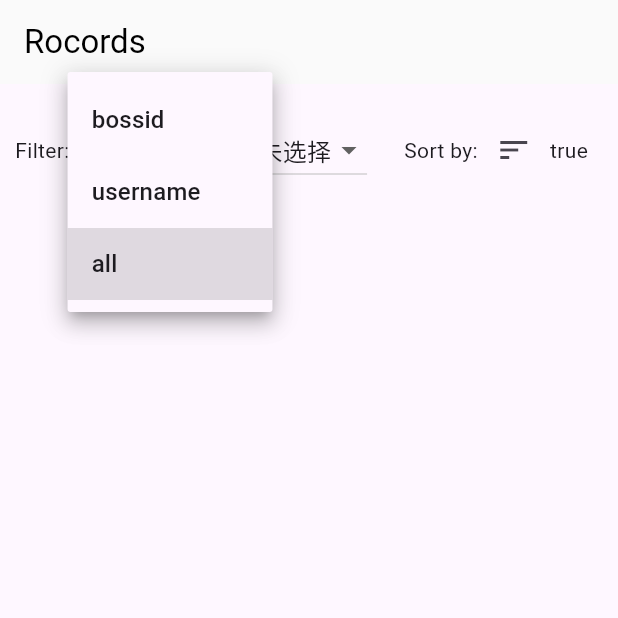
After one commit to NaitoSama/pcrcli, a Flutter app: the RecordsPage screen opened by its route, after a tap on "all", on a phone screen of 412 x 824 dp, the top half of it. The commit adds this screen. Run offline on Flutter 3.47's test engine with Material 3 defaults, Android fonts, the phone set to English and light mode, and no system bars; our stand-ins replace bot_toast, flutter_image_compress, flutter_svg, get, hive, image_cropper and 4 more; missing offline and left inert: dart:ffi; accounts and stored records are empty.

Commit message:
增加record查询

```diff
--- a/lib/main.dart
+++ b/lib/main.dart
@@ -9,6 +9,7 @@ import 'package:get/get.dart';
 import 'package:hive/hive.dart';
 import 'package:path_provider/path_provider.dart';
 import 'package:pcrcli/global.dart';
+import 'package:pcrcli/records.dart';
 import 'package:pcrcli/register.dart';
 import 'package:pcrcli/settings.dart';
 import 'package:shared_preferences/shared_preferences.dart';
@@ -169,6 +170,13 @@ class User {
 class Record {
   String pic = '';
   String text = '';
+  int id = 0;
+  String createTime = '';
+  String attackFrom = '';
+  int attackTo = 0;
+  int damage = 0;
+  int canUndo = 0;
+  bool visible = true;
 }
 
 class BossInfo {
@@ -277,6 +285,7 @@ class MyApp extends StatelessWidget {
           // '/home': (context) => bossPage(),
           '/home': (context) => Home(),
           '/my_page': (context) => MyPage(),
+          '/records': (context) => RecordsPage(),
         },
         initialRoute: homePage,
         // home: home,
--- /dev/null
+++ b/lib/records.dart
@@ -0,0 +1,233 @@
+import 'package:flutter/material.dart';
+import 'package:flutter_svg/svg.dart';
+import 'package:get/get.dart';
+import 'package:pcrcli/main.dart';
+import 'package:pcrcli/settings.dart';
+
+class RecordsPage extends StatelessWidget {
+  RecordsPage({super.key});
+  var homeData = Get.find<HomeData>();
+  late recordsController recordsC;
+  var bossList = ['1','2','3','4','5','未选择'];
+  var userList = <String>['未选择'];
+  late int visibleCount;
+
+  List<String> _bossOrUserList() {
+    if (recordsC.method.value=='bossid'){return bossList;}
+    else if (recordsC.method.value=='username'){return userList;}
+    else{return <String>['未选择'];}
+  }
+
+  // @override
+  // void initState(){
+  //   Get.put(recordsController());
+  //   recordsC = Get.find<recordsController>();
+  //   for (String element in homeData.users.keys) {userList.add(element);}
+  //   for (Record i in homeData.records) {recordsC.records.add(i);}
+  // }
+
+  @override
+  Widget build(BuildContext context) {
+    Get.put(recordsController());
+    recordsC = Get.find<recordsController>();
+    for (String element in homeData.users.keys) {userList.add(element);}
+    for (Record i in homeData.records) {recordsC.records.add(i);}
+    return Scaffold(
+      appBar: AppBar(
+        backgroundColor: Color(0xFFFAFAFA),
+        automaticallyImplyLeading: false,
+        title: Text(
+          'Rocords',
+          style: TextStyle(color: Colors.black),
+        ),
+        actions: [],
+        centerTitle: false,
+        elevation: 0,
+      ),
+      body: Obx(() =>Column(
+        children: [
+          // 筛选部分
+          Container(
+            padding: EdgeInsets.all(10.0),
+            child: Row(
+              mainAxisAlignment: MainAxisAlignment.spaceBetween,
+              children: [
+                Text('Filter:'),
+                DropdownButton<String>(
+                  value: recordsC.method.value==''?'all':recordsC.method.value,
+                  onChanged: (String? newValue) {
+                    recordsC.method.value = newValue!;
+                    recordsC.selected.value = '未选择';
+                  },
+                  items: <String>['bossid', 'username','all']
+                      .map((String value) {
+                    return DropdownMenuItem<String>(
+                      value: value,
+                      child: Text(value),
+                    );
+                  }).toList(),
+                ),
+                // 选择关键词内容的下拉菜单
+                DropdownButton<String>(
+                  value: recordsC.selected.value,
+                  onChanged: (String? newValue) {
+                    recordsC.selected.value = newValue!;
+                  },
+                  items: _bossOrUserList()
+                      .map((String value) {
+                    return DropdownMenuItem<String>(
+                      value: value,
+                      child: Text(value),
+                    );
+                  }).toList(),
+                ),
+                Container(
+                  padding: EdgeInsets.all(10.0),
+                  child: Row(
+                    mainAxisAlignment: MainAxisAlignment.end,
+                    children: [
+                      Text('Sort by:'),
+                      IconButton(
+                        icon: Icon(Icons.sort),
+                        onPressed: () {
+                          recordsC.asc.value = !recordsC.asc.value;
+                        },
+                      ),
+                      Text('${recordsC.asc.value}')
+                    ],
+                  ),
+                ),
+              ],
+            ),
+          ),
+          // 记录列表
+          Obx(() =>Expanded(
+            child: ListView.builder(
+              itemCount: recordsC.records.length,
+              itemBuilder: (context, index) {
+                int i = 0;
+                if(recordsC.asc.value){
+                  i = index;
+                }else{
+                  i = recordsC.records.length - 1 - index;
+                }
+                if (recordsC.selected.value != '未选择'){
+                  switch(recordsC.method.value){
+                    case 'bossid': if(recordsC.selected.value != '${recordsC.records[i].attackTo}'){return const SizedBox.shrink();}
+                    case 'username': if(recordsC.selected.value != recordsC.records[i].attackFrom){return const SizedBox.shrink();}
+                  }
+                }else if(recordsC.records[index].canUndo == 0){return const SizedBox.shrink();}
+
+                return recordsCard(username: recordsC.records[i].attackFrom, bossID: recordsC.records[i].attackTo);
+              },
+            ),
+          )),
+        ],
+      )),
+    );
+  }
+}
+
+class recordsCard extends StatelessWidget {
+  String username;
+  int bossID;
+  var homeData = Get.find<HomeData>();
+  var getx = Get.find<GetxSettings>();
+  recordsCard({super.key,required this.username,required this.bossID});
+
+  @override
+  Widget build(BuildContext context) {
+    return Padding(
+        padding: const EdgeInsetsDirectional.fromSTEB(20, 0, 20, 10),
+        child: SizedBox(
+          height: MediaQuery.of(context).size.height*0.1,
+          width: MediaQuery.of(context).size.width, // 宽度为页面宽度的 80%
+          child: ElevatedButton(
+            onPressed: () {
+
+            },
+            style: ElevatedButton.styleFrom(
+              primary: Colors.white,
+              onPrimary: Colors.black,
+              elevation: 5,
+              shape: RoundedRectangleBorder(
+                borderRadius: BorderRadius.circular(15),
+              ),
+            ),
+            child: Row(
+              mainAxisAlignment: MainAxisAlignment.spaceBetween,
+              children: [
+                Padding(
+                  padding: EdgeInsets.only(left: 2,bottom: 0),
+                  child: SizedBox(
+                    width: MediaQuery.of(context).size.height*0.07,
+                    height: MediaQuery.of(context).size.height*0.07,
+                    child: Column(
+                      mainAxisAlignment: MainAxisAlignment.center,
+                      children: [
+                        ClipRRect(
+                          borderRadius: BorderRadius.circular(10),
+                          child: homeData.users[username]?.picEtag.value==''?Image.asset(
+                            'images/64135784.png',
+                            fit: BoxFit.cover,
+                          ):Image.memory(
+                              getx.appSettings.value.eTagToPic[homeData.users[username]?.picEtag.value]!,
+                              fit: BoxFit.cover,
+                          ),
+                        ),
+                      ],
+                    ),
+                  ),
+                ),
+                Padding(
+                  padding: const EdgeInsets.only(top: 4,bottom: 4),
+                  child: Column(
+                    mainAxisAlignment: MainAxisAlignment.spaceEvenly,
+                    children: [
+                      Text('时间',
+                        style: TextStyle(fontSize: 12,fontWeight: FontWeight.w600),
+                      ),
+                      SvgPicture.asset(
+                        'images/swords.svg',
+                        width: 25,
+                        height: MediaQuery.of(context).size.height*0.04,
+                      ),
+                      Text('伤害',
+                        style: TextStyle(fontSize: 12,fontWeight: FontWeight.w600),
+                      ),
+                    ],
+                  ),
+                ),
+                Padding(
+                  padding: EdgeInsets.only(right: 2,bottom: 0),
+                  child: SizedBox(
+                    width: MediaQuery.of(context).size.height*0.07,
+                    height: MediaQuery.of(context).size.height*0.07,
+                    child: Column(
+                      children: [
+                        ClipRRect(
+                          borderRadius: BorderRadius.circular(10),
+                          child: Image.memory(
+                            getx.appSettings.value.eTagToPic[homeData.bosses[bossID-1].picETag]!,
+                            fit: BoxFit.cover,
+                          )
+                        ),
+                      ],
+                    ),
+                  ),
+                ),
+              ],
+            ),
+          ),
+        )
+    );
+  }
+}
+
+
+class recordsController extends GetxController {
+  RxString method = ''.obs;
+  RxString selected = '未选择'.obs;
+  RxBool asc = true.obs;
+  RxList<Record> records = <Record>[].obs;
+}
--- a/lib/register.dart
+++ b/lib/register.dart
@@ -29,6 +29,7 @@ class _registerState extends State<register> {
   FocusNode focusNode2 = FocusNode();
 
   Future<bool> sendRegisterRequest(String username, String password, String code) async {
+    if(username == '未选择'){return false;}
     // final prefs = await SharedPreferences.getInstance();
     // var uri = prefs.getString('url');
     GetxSettings getxSettings = Get.find<GetxSettings>();
--- a/pubspec.yaml
+++ b/pubspec.yaml
@@ -50,6 +50,7 @@ dependencies:
   flutter_image_compress: ^2.1.0
   bot_toast: ^4.1.3
   percent_indicator: ^4.0.1
+  flutter_svg: ^2.0.10+1
 
 dev_dependencies:
   flutter_test:
```
Also changed, not shown: lib/boss.dart (+14 -2 lines), lib/init.dart (+10 -0 lines), images/swords.svg (added), pubspec.lock.
